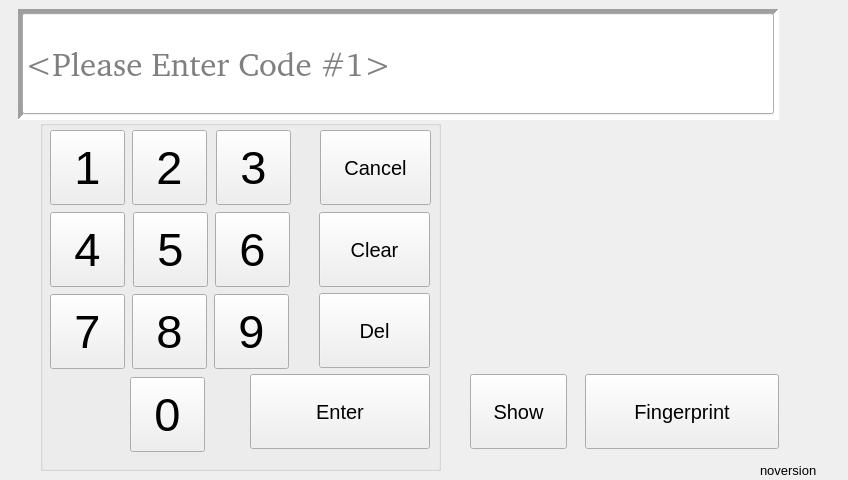
Qt form Key/frmusercode.ui (BuzzSiler/keycodebox-key) before a commit.
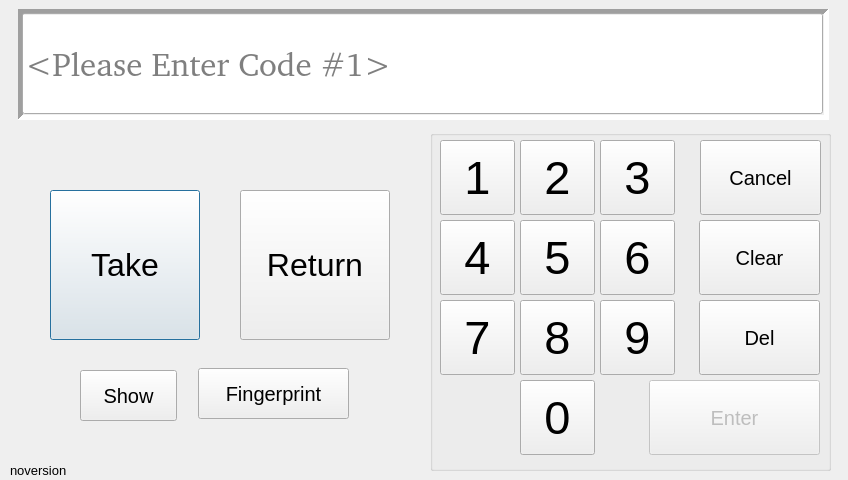
The same form after that commit.

Commit message: Add take/return feature

Patch:
```diff
--- a/Key/frmusercode.ui
+++ b/Key/frmusercode.ui
@@ -22,7 +22,7 @@
   <widget class="QLabel" name="lVersion">
    <property name="geometry">
     <rect>
-     <x>760</x>
+     <x>10</x>
      <y>460</y>
      <width>60</width>
      <height>20</height>
@@ -43,10 +43,10 @@
    </property>
    <property name="geometry">
     <rect>
-     <x>40</x>
-     <y>120</y>
+     <x>430</x>
+     <y>130</y>
      <width>401</width>
-     <height>351</height>
+     <height>341</height>
     </rect>
    </property>
    <property name="title">
@@ -56,7 +56,7 @@
     <property name="geometry">
      <rect>
       <x>90</x>
-      <y>257</y>
+      <y>250</y>
       <width>75</width>
       <height>75</height>
      </rect>
@@ -83,7 +83,7 @@
     <property name="geometry">
      <rect>
       <x>10</x>
-      <y>174</y>
+      <y>170</y>
       <width>75</width>
       <height>75</height>
      </rect>
@@ -109,8 +109,8 @@
    <widget class="QPushButton" name="btn_9">
     <property name="geometry">
      <rect>
-      <x>174</x>
-      <y>174</y>
+      <x>170</x>
+      <y>170</y>
       <width>75</width>
       <height>75</height>
      </rect>
@@ -136,8 +136,8 @@
    <widget class="QPushButton" name="btn_5">
     <property name="geometry">
      <rect>
-      <x>93</x>
-      <y>92</y>
+      <x>90</x>
+      <y>90</y>
       <width>75</width>
       <height>75</height>
      </rect>
@@ -190,7 +190,7 @@
    <widget class="QPushButton" name="btn_3">
     <property name="geometry">
      <rect>
-      <x>176</x>
+      <x>170</x>
       <y>10</y>
       <width>75</width>
       <height>75</height>
@@ -217,8 +217,8 @@
    <widget class="QPushButton" name="btn_6">
     <property name="geometry">
      <rect>
-      <x>175</x>
-      <y>92</y>
+      <x>170</x>
+      <y>90</y>
       <width>75</width>
       <height>75</height>
      </rect>
@@ -242,11 +242,14 @@
     </property>
    </widget>
    <widget class="QPushButton" name="btn_Return">
+    <property name="enabled">
+     <bool>false</bool>
+    </property>
     <property name="geometry">
      <rect>
-      <x>210</x>
-      <y>254</y>
-      <width>180</width>
+      <x>219</x>
+      <y>250</y>
+      <width>171</width>
       <height>75</height>
      </rect>
     </property>
@@ -265,8 +268,8 @@
    <widget class="QPushButton" name="btn_8">
     <property name="geometry">
      <rect>
-      <x>92</x>
-      <y>174</y>
+      <x>90</x>
+      <y>170</y>
       <width>75</width>
       <height>75</height>
      </rect>
@@ -292,7 +295,7 @@
    <widget class="QPushButton" name="btn_2">
     <property name="geometry">
      <rect>
-      <x>92</x>
+      <x>90</x>
       <y>10</y>
       <width>75</width>
       <height>75</height>
@@ -319,9 +322,9 @@
    <widget class="QPushButton" name="btn_Del">
     <property name="geometry">
      <rect>
-      <x>279</x>
-      <y>173</y>
-      <width>111</width>
+      <x>269</x>
+      <y>170</y>
+      <width>121</width>
       <height>75</height>
      </rect>
     </property>
@@ -341,7 +344,7 @@
     <property name="geometry">
      <rect>
       <x>10</x>
-      <y>92</y>
+      <y>90</y>
       <width>75</width>
       <height>75</height>
      </rect>
@@ -367,9 +370,9 @@
    <widget class="QPushButton" name="btn_Clear">
     <property name="geometry">
      <rect>
-      <x>279</x>
-      <y>92</y>
-      <width>111</width>
+      <x>269</x>
+      <y>90</y>
+      <width>121</width>
       <height>75</height>
      </rect>
     </property>
@@ -388,9 +391,9 @@
    <widget class="QPushButton" name="btn_Cancel">
     <property name="geometry">
      <rect>
-      <x>280</x>
+      <x>270</x>
       <y>10</y>
-      <width>111</width>
+      <width>121</width>
       <height>75</height>
      </rect>
     </property>
@@ -412,7 +415,7 @@
     <rect>
      <x>18</x>
      <y>9</y>
-     <width>761</width>
+     <width>811</width>
      <height>111</height>
     </rect>
    </property>
@@ -433,7 +436,7 @@
      <rect>
       <x>4</x>
       <y>4</y>
-      <width>752</width>
+      <width>801</width>
       <height>101</height>
      </rect>
     </property>
@@ -475,10 +478,10 @@
   <widget class="QPushButton" name="btnShowHideCode">
    <property name="geometry">
     <rect>
-     <x>470</x>
-     <y>374</y>
+     <x>80</x>
+     <y>370</y>
      <width>97</width>
-     <height>75</height>
+     <height>51</height>
     </rect>
    </property>
    <property name="font">
@@ -502,10 +505,10 @@
   <widget class="QPushButton" name="btnIdentifyFingerPrint">
    <property name="geometry">
     <rect>
-     <x>585</x>
-     <y>374</y>
-     <width>194</width>
-     <height>75</height>
+     <x>198</x>
+     <y>368</y>
+     <width>151</width>
+     <height>51</height>
     </rect>
    </property>
    <property name="font">
@@ -531,14 +534,17 @@
    <property name="autoDefault">
     <bool>false</bool>
    </property>
+   <property name="default">
+    <bool>false</bool>
+   </property>
   </widget>
   <widget class="QLabel" name="lblDateTime">
    <property name="geometry">
     <rect>
-     <x>455</x>
-     <y>120</y>
-     <width>321</width>
-     <height>51</height>
+     <x>20</x>
+     <y>130</y>
+     <width>401</width>
+     <height>31</height>
     </rect>
    </property>
    <property name="palette">
@@ -968,6 +974,45 @@
    <property name="textFormat">
     <enum>Qt::PlainText</enum>
    </property>
+   <property name="alignment">
+    <set>Qt::AlignCenter</set>
+   </property>
+  </widget>
+  <widget class="QPushButton" name="pbTake">
+   <property name="geometry">
+    <rect>
+     <x>50</x>
+     <y>190</y>
+     <width>150</width>
+     <height>150</height>
+    </rect>
+   </property>
+   <property name="font">
+    <font>
+     <pointsize>24</pointsize>
+    </font>
+   </property>
+   <property name="text">
+    <string>Take</string>
+   </property>
+  </widget>
+  <widget class="QPushButton" name="pbReturn">
+   <property name="geometry">
+    <rect>
+     <x>240</x>
+     <y>190</y>
+     <width>150</width>
+     <height>150</height>
+    </rect>
+   </property>
+   <property name="font">
+    <font>
+     <pointsize>24</pointsize>
+    </font>
+   </property>
+   <property name="text">
+    <string>Return</string>
+   </property>
   </widget>
   <zorder>lVersion</zorder>
   <zorder>btnIdentifyFingerPrint</zorder>
```
Left out of the diff: 2 changed lines with no effect on the pictures. The commit also changes 22 other files.
